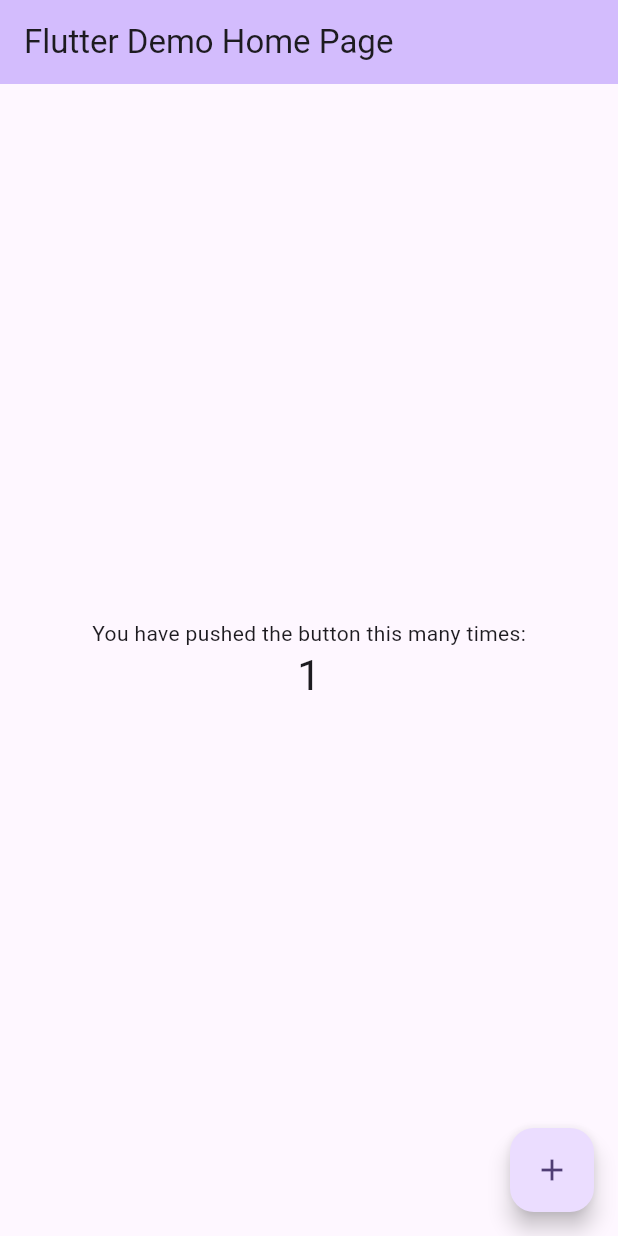
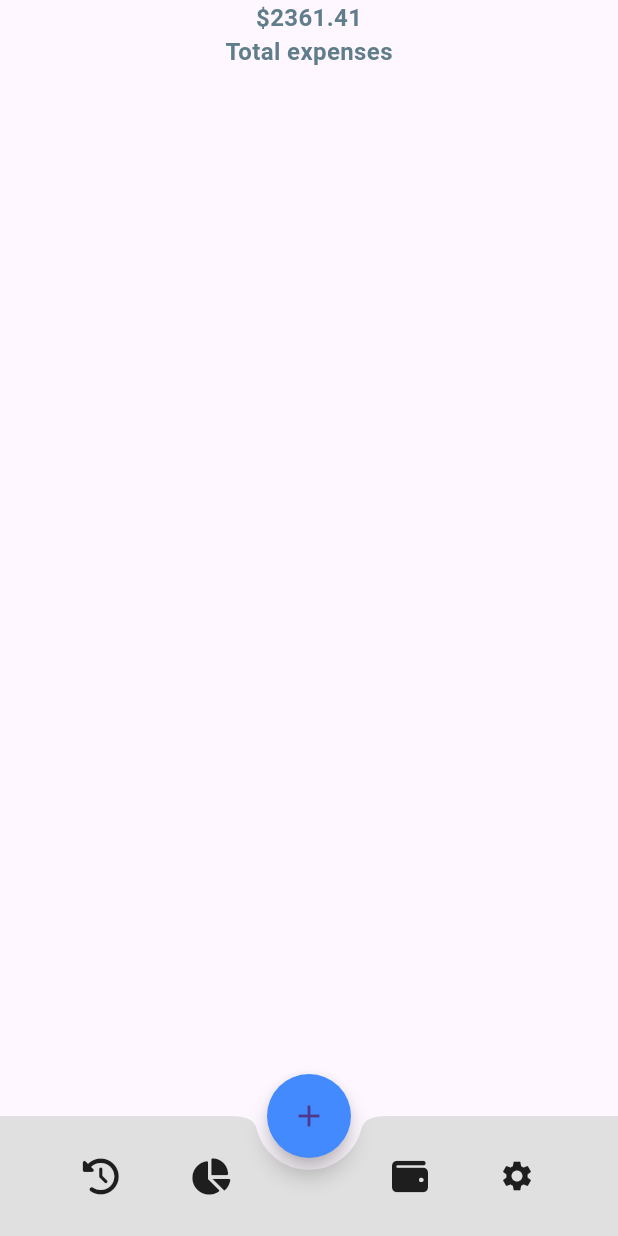
Before and after one commit to Celot1979/Control_Gastos, a Flutter app: the screen it shows after launch, after a tap on the "add" icon, on a phone screen of 412 x 824 dp. Run offline on Flutter 3.47's test engine with Material 3 defaults, Android fonts, the phone set to English and light mode, and no system bars; our stand-ins replace font_awesome_flutter.

Commit message:
Implementación código del proyecto

```diff
--- a/control_gastos/lib/main.dart
+++ b/control_gastos/lib/main.dart
@@ -1,125 +1,124 @@
-import 'package:flutter/material.dart';
+import "package:flutter/material.dart";
+import "package:flutter/widgets.dart";
+import "package:font_awesome_flutter/font_awesome_flutter.dart";
+//Esté es el esquema base para crear una estructura del proyecto. Después de podrá implementar cada parte del grafismo de la app.
+//Todo lo que lleva => es incial
+void main() => runApp(MyApp());// =>
 
-void main() {
-  runApp(const MyApp());
-}
-
-class MyApp extends StatelessWidget {
-  const MyApp({super.key});
-
-  // This widget is the root of your application.
+class MyApp extends StatelessWidget{// =>
   @override
   Widget build(BuildContext context) {
+    // TODO: implement build
     return MaterialApp(
-      title: 'Flutter',
+      title: "Flutter Demo",
+      debugShowCheckedModeBanner: false,
       theme: ThemeData(
-        //
-        //
-        // TRY THIS: Try running your application with "flutter run". You'll see
-        // the application has a purple toolbar. Then, without quitting the app,
-        // try changing the seedColor in the colorScheme below to Colors.green
-        // and then invoke "hot reload" (save your changes or press the "hot
-        // reload" button in a Flutter-supported IDE, or press "r" if you used
-        // the command line to start the app).
-        //
-        // Notice that the counter didn't reset back to zero; the application
-        // state is not lost during the reload. To reset the state, use hot
-        // restart instead.
-        //
-        // This works for code too, not just values: Most code changes can be
-        // tested with just a hot reload.
-        colorScheme: ColorScheme.fromSeed(seedColor: Colors.deepPurple),
-        useMaterial3: true,
+        primarySwatch: Colors.blue,
+
       ),
-      home: const MyHomePage(title: 'Flutter Demo Home Page'),
+      home: HomePage(),
     );
   }
-}
 
-class MyHomePage extends StatefulWidget {
-  const MyHomePage({super.key, required this.title});
+}// =>
 
-  // This widget is the home page of your application. It is stateful, meaning
-  // that it has a State object (defined below) that contains fields that affect
-  // how it looks.
+class HomePage extends StatefulWidget{// =>
+  @override
+  _HomePageState createState() => _HomePageState();
 
-  // This class is the configuration for the state. It holds the values (in this
-  // case the title) provided by the parent (in this case the App widget) and
-  // used by the build method of the State. Fields in a Widget subclass are
-  // always marked "final".
 
-  final String title;
+}// =>
+class _HomePageState extends State<HomePage>{// =>
+  //Función de acción de los botones
+  Widget _bottomAction(IconData icon){
+    return InkWell(
+      child: Padding(
+       padding: const EdgeInsets.all(8.0),
+       child: Icon(icon),
+       ),
+      onTap: () {},
 
+    );
+  }
   @override
-  State<MyHomePage> createState() => _MyHomePageState();
-}
+  Widget build(BuildContext context) {// =>
+    return Scaffold(
+      //NavigaitorBar. Barra que saldrá al pie de la App. Es donde realmente vamos dandole forma a la APP
+      bottomNavigationBar: BottomAppBar(
+        color: Colors.grey[300],
+        //Para darle una muesca en el navigationBar para que envuelva al botón flotante
+        notchMargin: 8.0,
+        shape: CircularNotchedRectangle(),
+      child: Row(
+        mainAxisSize: MainAxisSize.max,
+        mainAxisAlignment: MainAxisAlignment.spaceEvenly,
+        children: <Widget>[
+          _bottomAction(FontAwesomeIcons.clockRotateLeft),
+          _bottomAction(FontAwesomeIcons.chartPie),
+          SizedBox(width: 32),
+          _bottomAction(FontAwesomeIcons.wallet),
+          _bottomAction(Icons.settings),
+        ],
+      ),
 
-class _MyHomePageState extends State<MyHomePage> {
-  int _counter = 0;
+    ),
+    //Botón flotante
+    floatingActionButtonLocation: FloatingActionButtonLocation.centerDocked,
+    floatingActionButton: FloatingActionButton(
+      child: Icon(Icons.add),
+      shape: RoundedRectangleBorder(
+        borderRadius: BorderRadius.circular(100.0),
+      ),
+      backgroundColor: Colors.blueAccent,
+      onPressed: (){
 
-  void _incrementCounter() {
-    setState(() {
-      // This call to setState tells the Flutter framework that something has
-      // changed in this State, which causes it to rerun the build method below
-      // so that the display can reflect the updated values. If we changed
-      // _counter without calling setState(), then the build method would not be
-      // called again, and so nothing would appear to happen.
-      _counter++;
-    });
+
+    },),
+    //Aquí empezamos a diseñar el cuerpo de la aplicación.
+    //La aplicación llamará al body desde aquí. Más abajo se crea una función que festionará el cuerpo
+    body: _body(),
+    );// =>
+
   }
 
-  @override
-  Widget build(BuildContext context) {
-    // This method is rerun every time setState is called, for instance as done
-    // by the _incrementCounter method above.
-    //
-    // The Flutter framework has been optimized to make rerunning build methods
-    // fast, so that you can just rebuild anything that needs updating rather
-    // than having to individually change instances of widgets.
-    return Scaffold(
-      appBar: AppBar(
-        // TRY THIS: Try changing the color here to a specific color (to
-        // Colors.amber, perhaps?) and trigger a hot reload to see the AppBar
-        // change color while the other colors stay the same.
-        backgroundColor: Theme.of(context).colorScheme.inversePrimary,
-        // Here we take the value from the MyHomePage object that was created by
-        // the App.build method, and use it to set our appbar title.
-        title: Text(widget.title),
-      ),
-      body: Center(
-        // Center is a layout widget. It takes a single child and positions it
-        // in the middle of the parent.
-        child: Column(
-          // Column is also a layout widget. It takes a list of children and
-          // arranges them vertically. By default, it sizes itself to fit its
-          // children horizontally, and tries to be as tall as its parent.
-          //
-          // Column has various properties to control how it sizes itself and
-          // how it positions its children. Here we use mainAxisAlignment to
-          // center the children vertically; the main axis here is the vertical
-          // axis because Columns are vertical (the cross axis would be
-          // horizontal).
-          //
-          // TRY THIS: Invoke "debug painting" (choose the "Toggle Debug Paint"
-          // action in the IDE, or press "p" in the console), to see the
-          // wireframe for each widget.
-          mainAxisAlignment: MainAxisAlignment.center,
-          children: <Widget>[
-            const Text(
-              'You have pushed the button this many times:',
-            ),
-            Text(
-              '$_counter',
-              style: Theme.of(context).textTheme.headlineMedium,
-            ),
-          ],
+  // Función delcuerpo
+  Widget _body() {
+    return SafeArea(
+      child: Column(
+        children: <Widget>[
+          _selector(),
+          _expenses(),
+          _graph(),
+          _list(),
+        ],
         ),
-      ),
-      floatingActionButton: FloatingActionButton(
-        onPressed: _incrementCounter,
-        tooltip: 'Increment',
-        child: const Icon(Icons.add),
-      ), // This trailing comma makes auto-formatting nicer for build methods.
     );
   }
+
+  Widget _selector()=> Container();
+  Widget _expenses(){
+    return Column(
+      children: <Widget>[
+        Text("\$2361.41",
+        style: TextStyle(
+          fontWeight: FontWeight.bold,
+          fontSize: 16.0,
+          color: Colors.blueGrey,
+          ),),
+
+
+        Text("Total expenses",
+         style: TextStyle(
+          fontWeight: FontWeight.bold,
+          fontSize: 16.0,
+          color: Colors.blueGrey,
+          ),),
+      ]
+
+    );
+  }
+  Widget _graph()=> Container();
+  Widget _list()=> Container();
+
+
 }
--- a/control_gastos/pubspec.yaml
+++ b/control_gastos/pubspec.yaml
@@ -30,6 +30,7 @@ environment:
 dependencies:
   flutter:
     sdk: flutter
+  font_awesome_flutter: ^10.7.0
 
 
   # The following adds the Cupertino Icons font to your application.
```
Also changed, not shown: control_gastos/pubspec.lock.
